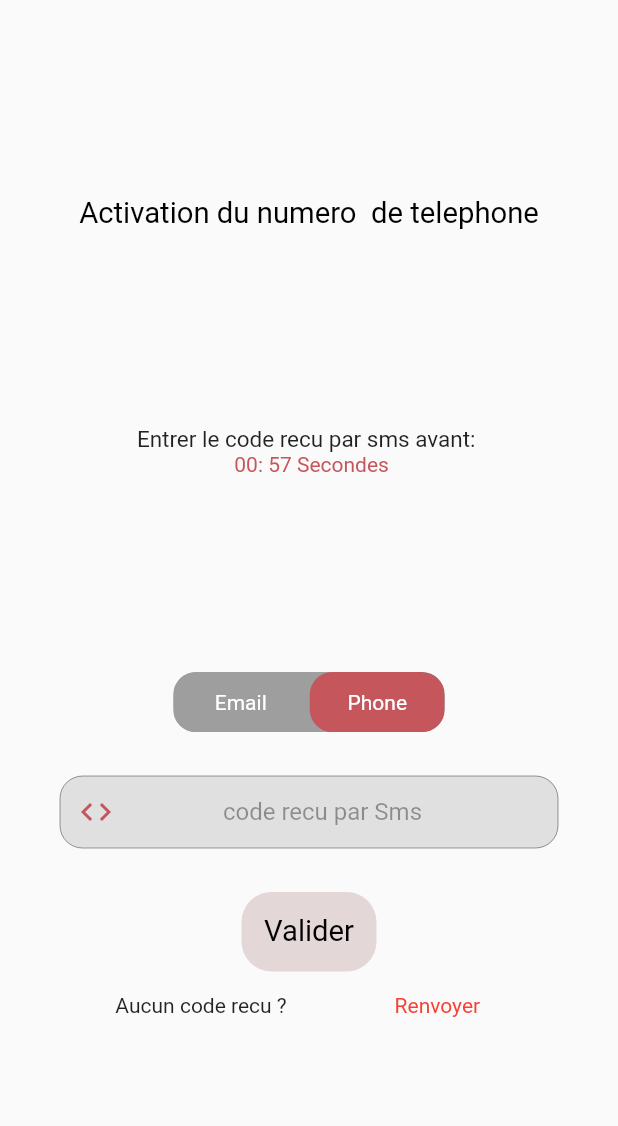
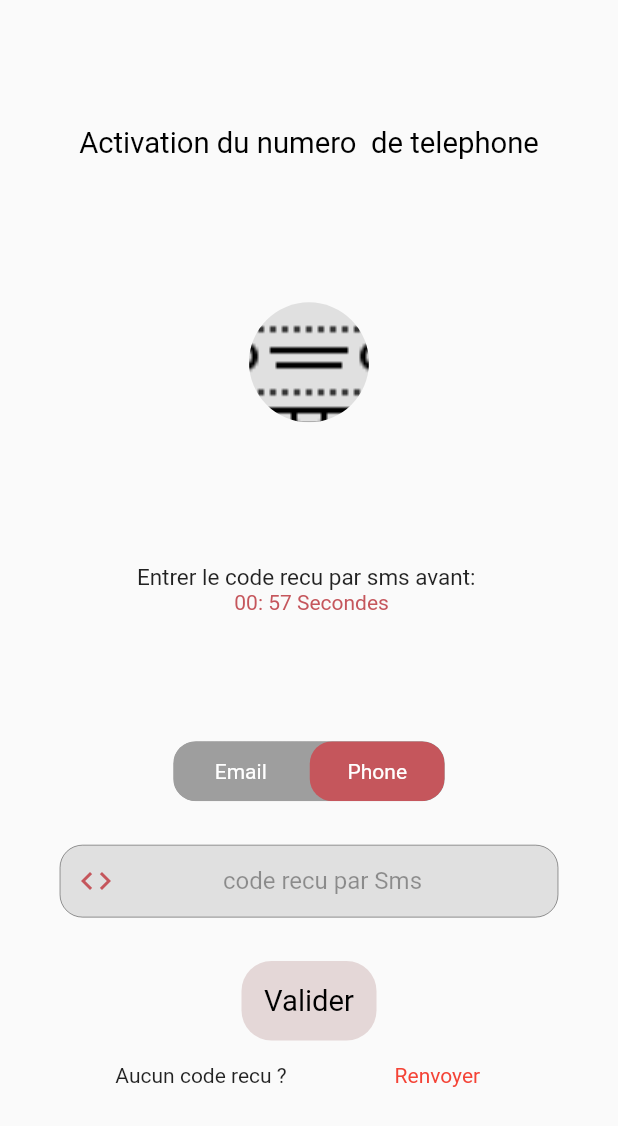
Before and after one commit to YVANHD/demo_ticket, a Flutter app: the ActivationScreen screen opened directly, on a phone screen of 412 x 824 dp. Shown: the top 1126 px of the screen. Run offline on Flutter 3.47's test engine with Material 2 defaults, Android fonts, the phone set to English and light mode, and no system bars; drawn by our look-alikes of toggle_switch; our stand-ins replace flutter_spinkit, get, shared_preferences; accounts and stored records are empty.

Commit message:
second commit

```diff
--- a/lib/pages/auth/connexion/connexion_screen.dart
+++ b/lib/pages/auth/connexion/connexion_screen.dart
@@ -5,6 +5,7 @@ import 'dart:async';
 
 import 'package:demo_app/data/controller/auth_controller.dart';
 import 'package:demo_app/pages/auth/forget/forgot_screen.dart';
+import 'package:demo_app/pages/main_page.dart';
 import 'package:demo_app/utils/colors.dart';
 import 'package:demo_app/utils/dimensions.dart';
 import 'package:demo_app/widget/app_text_field.dart';
@@ -210,7 +211,7 @@ class _LoginScreenState extends State<LoginScreen> {
                           SizedBox(height: Dimensions.height20,),
                             GestureDetector(
                                 onTap: () {
-
+                                Get.to(MainPage());
                                 },
                                 child: Container(
                                   padding: EdgeInsets.all(15),
--- a/lib/pages/auth/forget/forgot_screen.dart
+++ b/lib/pages/auth/forget/forgot_screen.dart
@@ -5,6 +5,7 @@ import 'dart:async';
 import 'dart:convert';
 
 import 'package:demo_app/data/controller/auth_controller.dart';
+import 'package:demo_app/pages/auth/forget/init_screen.dart';
 import 'package:demo_app/utils/colors.dart';
 import 'package:demo_app/utils/dimensions.dart';
 import 'package:demo_app/widget/app_text_field.dart';
@@ -136,7 +137,7 @@ class _ForgotScreenState extends State<ForgotScreen> {
                           SizedBox(height: Dimensions.height20,),
                             GestureDetector(
                                 onTap: () {
-
+                                Get.to(InitScreen());
                                 },
                                 child: Container(
                                   padding: EdgeInsets.all(15),
--- a/lib/pages/auth/inscription/activation_screen.dart
+++ b/lib/pages/auth/inscription/activation_screen.dart
@@ -157,6 +157,21 @@ class _ActivationScreenState extends State<ActivationScreen> {
                       text:"Activation du numero  de telephone",
                       textAlign: TextAlign.center,
                     ),
+                    Padding(
+                      padding:  const EdgeInsets.all(10),
+                      child: Container(
+                        height: 80,
+                        child: Center(
+                          child: CircleAvatar(
+                            backgroundColor: Colors.grey.shade300,
+                            radius: 80,
+                            backgroundImage:  AssetImage(
+                              "assets/images/car.png"
+                            ),
+                          ),
+                        ),
+                      ),
+                    ),
                     Minuterie(),
                       Column(
                         mainAxisAlignment: MainAxisAlignment.spaceBetween,
--- a/lib/pages/auth/inscription/inscription_screen.dart
+++ b/lib/pages/auth/inscription/inscription_screen.dart
@@ -4,7 +4,7 @@ import 'dart:async';
 import 'package:demo_app/data/controller/auth_controller.dart';
 import 'package:demo_app/pages/auth/connexion/connexion_screen.dart';
 import 'package:demo_app/pages/auth/inscription/activation_screen.dart';
-import 'package:demo_app/pages/auth/inscription/next_inscription_screen.dart';
+import 'package:demo_app/pages/auth/forget/init_screen.dart';
 import 'package:demo_app/utils/colors.dart';
 import 'package:demo_app/utils/dimensions.dart';
 import 'package:demo_app/widget/app_text_field.dart';
--- a/lib/pages/welcome/components/body.dart
+++ b/lib/pages/welcome/components/body.dart
@@ -4,6 +4,7 @@ import 'dart:async';
 import 'dart:convert';
 
 import 'package:demo_app/data/controller/auth_controller.dart';
+import 'package:demo_app/pages/auth/forget/forgot_screen.dart';
 import 'package:demo_app/pages/auth/inscription/inscription_screen.dart';
 import 'package:demo_app/pages/home/home_screen.dart';
 import 'package:demo_app/pages/main_page.dart';
@@ -133,7 +134,7 @@ class Body extends StatelessWidget {
               ),
               GestureDetector(
                 onTap: () {
-
+                   Get.to(ForgotScreen());
                 },
                 child: Container(
                   padding: EdgeInsets.all(15),
@@ -154,7 +155,8 @@ class Body extends StatelessWidget {
           ),
           GestureDetector(
             onTap: () {
-              _connexion();
+              //_connexion();
+              Get.to(const MainPage());
             },
             child: Container(
               padding: EdgeInsets.all(15),
```
Also changed, not shown: lib/pages/auth/forget/init_screen.dart (renamed from lib/pages/auth/inscription/next_inscription_screen.dart, +3 -4 lines).
